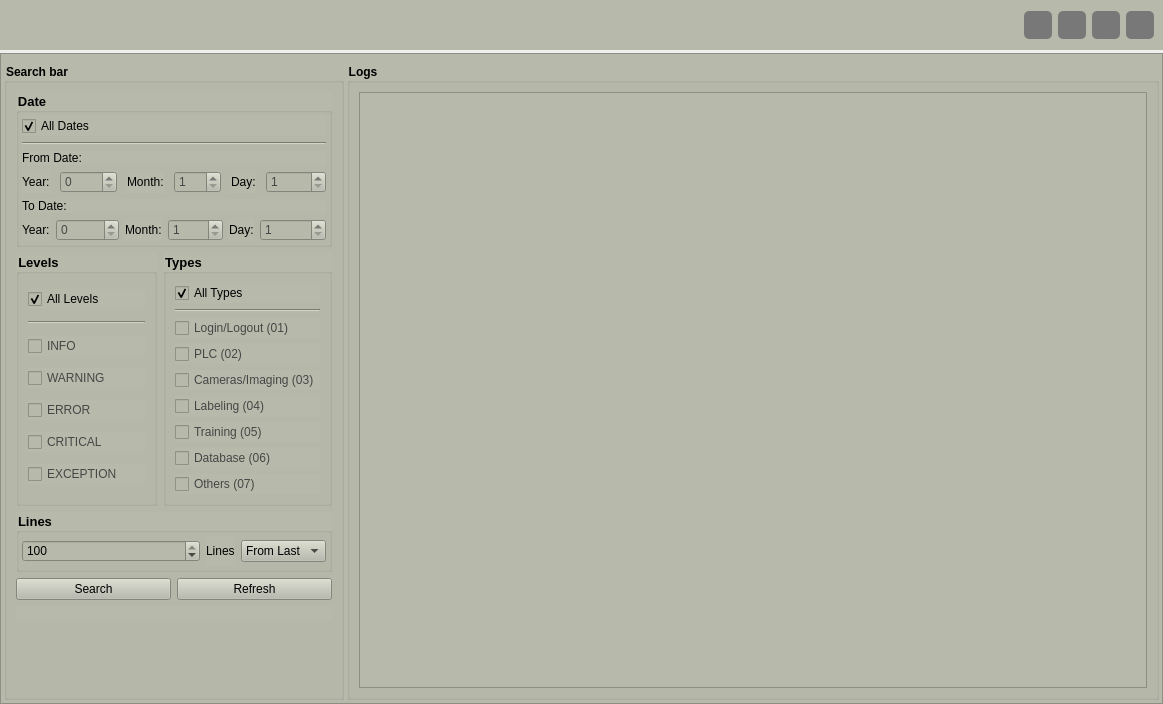
Above: UI/show_logs.ui from DORSA-co/trainApp_oxin before the change. Below: the same form after it.
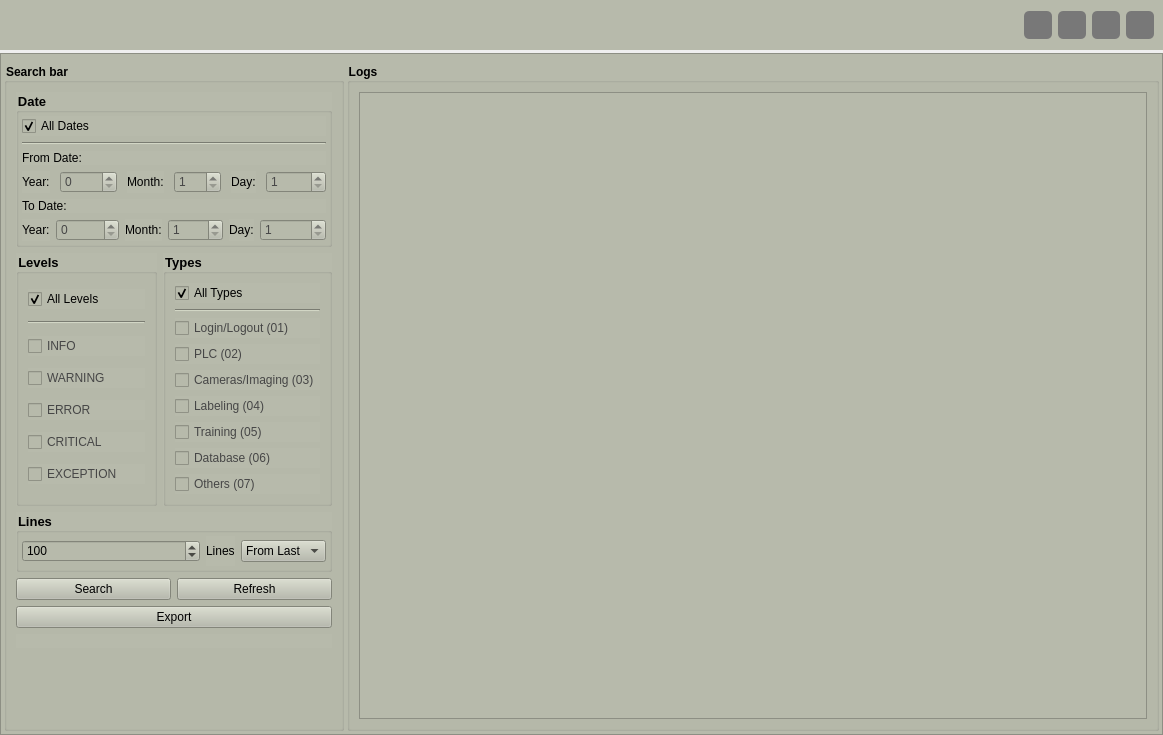
That is the form after the change. Icons and pictures are not drawn.

```diff
--- a/UI/show_logs.ui
+++ b/UI/show_logs.ui
@@ -7,7 +7,7 @@
     <x>0</x>
     <y>0</y>
     <width>1163</width>
-    <height>704</height>
+    <height>735</height>
    </rect>
   </property>
   <property name="windowTitle">
@@ -840,7 +840,7 @@
                 <number>1</number>
                </property>
                <property name="maximum">
-                <number>100</number>
+                <number>500</number>
                </property>
                <property name="value">
                 <number>100</number>
@@ -907,6 +907,13 @@
             </item>
            </layout>
           </item>
+          <item>
+           <widget class="QPushButton" name="export_btn">
+            <property name="text">
+             <string>Export</string>
+            </property>
+           </widget>
+          </item>
           <item>
            <widget class="QLabel" name="message_label">
             <property name="text">
```
